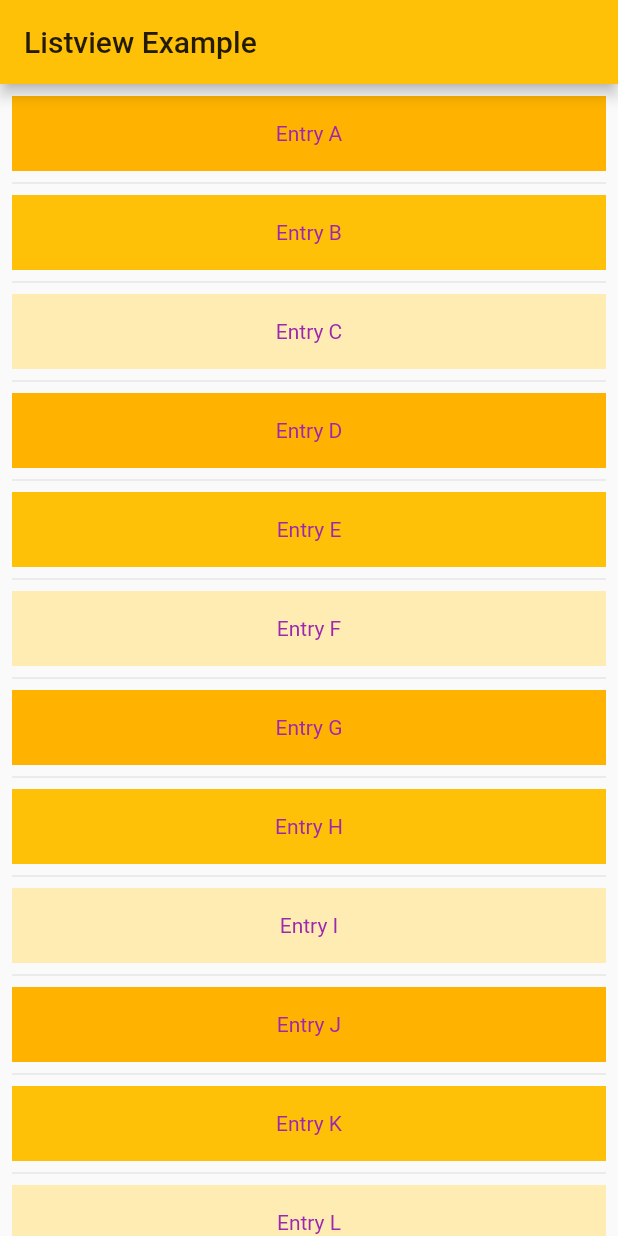
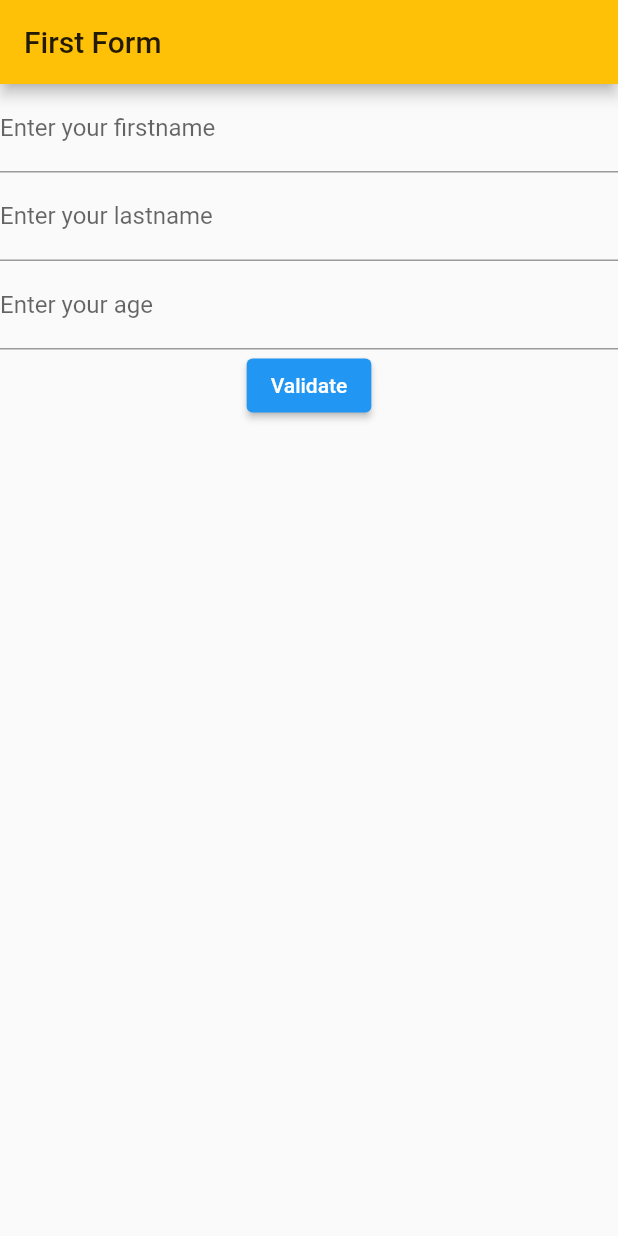
Before and after one commit to is767-1-2021/sasithorn, a Flutter app: the screen it shows after launch, on a phone screen of 412 x 824 dp. Run offline on Flutter 3.47's test engine with Material 2 defaults, Android fonts, the light colour scheme and no system bars.

Commit message:
GridPage + Dynamicmenu + Form + Validator

```diff
--- a/first_app/lib/main.dart
+++ b/first_app/lib/main.dart
@@ -16,12 +16,14 @@ class MyApp extends StatelessWidget {
           bodyText2: TextStyle(color: Colors.purple),
         ),
       ),
-      initialRoute: '/fourth',
+      initialRoute: '/6',
       routes: <String, WidgetBuilder>{
-        '/first': (context) => FirstPage(),
-        '/second': (context) => SecondPage(),
-        '/third': (context) => ThirdPage(),
-        '/fourth': (context) => FourthPage(),
+        '/1': (context) => FirstPage(),
+        '/2': (context) => SecondPage(),
+        '/3': (context) => ThirdPage(),
+        '/4': (context) => FourthPage(),
+        '/5': (context) => FifthPage(),
+        '/6': (context) => SixthPage(),
       },
     );
   }
@@ -300,3 +302,120 @@ class FourthPage extends StatelessWidget {
     );
   }
 }
+
+class FifthPage extends StatelessWidget {
+  @override
+  Widget build(BuildContext context) {
+    return Scaffold(
+      appBar: AppBar(
+        title: Text('Grid View'),
+      ),
+      body: GridView.count(
+          crossAxisCount: 2,
+          children: List.generate(7, (index) {
+            return InkWell(
+              onTap: () {
+                Navigator.pushNamed(context, '/${index + 1}');
+              },
+              child: Container(
+                margin: EdgeInsets.all(20.0),
+                decoration: BoxDecoration(
+                  color: Theme.of(context).accentColor,
+                  borderRadius: BorderRadius.circular(8.0),
+                ),
+                child: Center(
+                  child: Text(
+                    'Item ${index + 1}',
+                    style: Theme.of(context).textTheme.headline5,
+                  ),
+                ),
+              ),
+            );
+          })),
+    );
+  }
+}
+
+class SixthPage extends StatelessWidget {
+  @override
+  Widget build(BuildContext context) {
+    return Scaffold(
+      appBar: AppBar(
+        title: Text('First Form'),
+      ),
+      body: MyCustomForm(),
+    );
+  }
+}
+
+class MyCustomForm extends StatefulWidget {
+  @override
+  _MyCustomFormState createState() => _MyCustomFormState();
+}
+
+class _MyCustomFormState extends State<MyCustomForm> {
+  final _formKey = GlobalKey<FormState>();
+
+  @override
+  Widget build(BuildContext context) {
+    return Form(
+      key: _formKey,
+      child: Column(
+        children: [
+          TextFormField(
+            decoration: InputDecoration(
+              border: UnderlineInputBorder(),
+              labelText: 'Enter your firstname',
+            ),
+            validator: (value) {
+              if (value == null || value.isEmpty) {
+                return 'Please enter firstname.';
+              }
+              return null;
+            },
+          ),
+          TextFormField(
+            decoration: InputDecoration(
+              border: UnderlineInputBorder(),
+              labelText: 'Enter your lastname',
+            ),
+            validator: (value) {
+              if (value == null || value.isEmpty) {
+                return 'Please enter lastname.';
+              }
+
+              return null;
+            },
+          ),
+          TextFormField(
+            decoration: InputDecoration(
+              border: UnderlineInputBorder(),
+              labelText: 'Enter your age',
+            ),
+            validator: (value) {
+              if (value == null || value.isEmpty) {
+                return 'Please enter age.';
+              }
+
+              if (int.parse(value) < 18) {
+                return 'Please enter valid age.';
+              }
+
+              return null;
+            },
+          ),
+          ElevatedButton(
+            onPressed: () {
+              if (_formKey.currentState!.validate()) {
+                ScaffoldMessenger.of(context).showSnackBar(SnackBar(
+                  content: Text('Hoorayyyy'),
+                ));
+              }
+            },
+            child: Text('Validate'),
+          ),
+        ],
+      ),
+    );
+  }
+}
```
